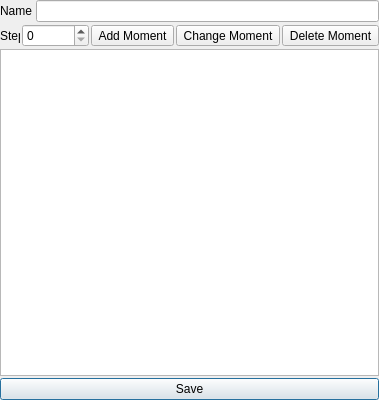
Before: the Qt Designer form Editors/TimelineEditor.ui in enigma-dev/RadialGM, drawn with Qt 5.
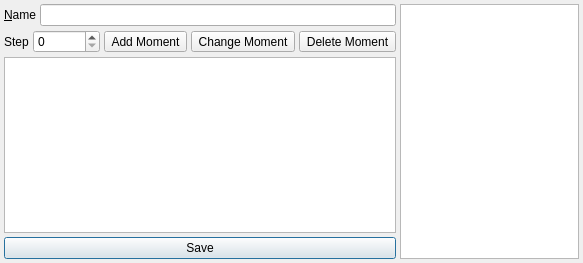
After: the same form once the commit is applied. Icons and pictures are not drawn. Custom widgets are drawn as their Qt base class.

Commit message: correctly embed custom widget code editor into timeline

```diff
--- a/Editors/TimelineEditor.ui
+++ b/Editors/TimelineEditor.ui
@@ -6,8 +6,8 @@
    <rect>
     <x>0</x>
     <y>0</y>
-    <width>256</width>
-    <height>400</height>
+    <width>583</width>
+    <height>263</height>
    </rect>
   </property>
   <property name="sizePolicy">
@@ -26,21 +26,26 @@
   <property name="layoutDirection">
    <enum>Qt::LeftToRight</enum>
   </property>
-  <layout class="QVBoxLayout" name="verticalLayout">
+  <layout class="QHBoxLayout" name="mainLayout" stretch="0,1">
    <property name="spacing">
-    <number>2</number>
+    <number>4</number>
    </property>
    <property name="leftMargin">
-    <number>0</number>
+    <number>4</number>
    </property>
    <property name="topMargin">
-    <number>0</number>
+    <number>4</number>
    </property>
    <property name="rightMargin">
-    <number>0</number>
+    <number>4</number>
    </property>
    <property name="bottomMargin">
-    <number>0</number>
+    <number>4</number>
+   </property>
+   <item>
+    <layout class="QVBoxLayout" name="contentLayout">
+     <property name="spacing">
+      <number>4</number>
    </property>
    <item>
     <layout class="QGridLayout" name="propertiesLayout" columnstretch="0,0">
@@ -60,19 +65,22 @@
         <enum>Qt::LeftToRight</enum>
        </property>
        <property name="text">
-        <string>Name</string>
+          <string>&amp;Name</string>
        </property>
        <property name="alignment">
         <set>Qt::AlignRight|Qt::AlignTrailing|Qt::AlignVCenter</set>
        </property>
+         <property name="buddy">
+          <cstring>nameEdit</cstring>
+         </property>
       </widget>
      </item>
     </layout>
    </item>
    <item>
-    <layout class="QHBoxLayout" name="horizontalLayout">
+      <layout class="QHBoxLayout" name="momentLayout">
      <item>
-      <widget class="QLabel" name="label">
+        <widget class="QLabel" name="stepLabel">
        <property name="sizePolicy">
         <sizepolicy hsizetype="Minimum" vsizetype="Preferred">
          <horstretch>0</horstretch>
@@ -211,7 +219,19 @@
     </widget>
    </item>
   </layout>
+   </item>
+   <item>
+    <widget class="CodeEditor" name="codeEditor"/>
+   </item>
+  </layout>
  </widget>
+ <customwidgets>
+  <customwidget>
+   <class>CodeEditor</class>
+   <extends>QTextEdit</extends>
+   <header>Editors/CodeEditor.h</header>
+  </customwidget>
+ </customwidgets>
  <resources>
   <include location="../images.qrc"/>
  </resources>
```
Lines whose indentation alone changed are shown as unchanged. The commit also changes 2 other files.
